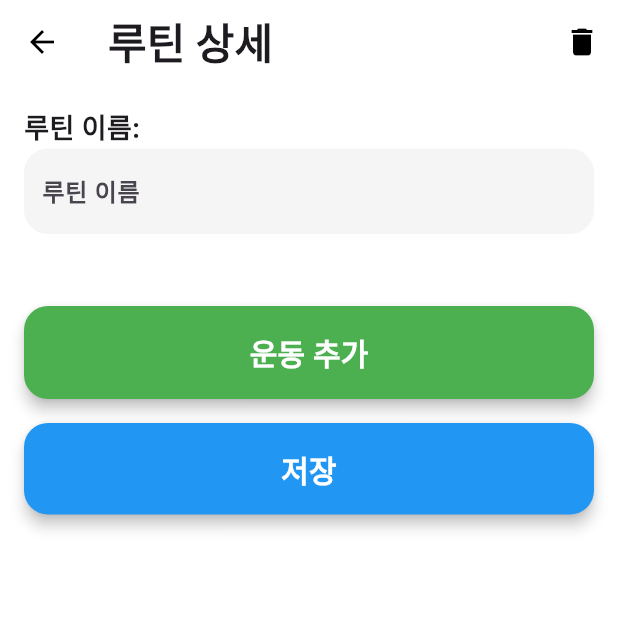
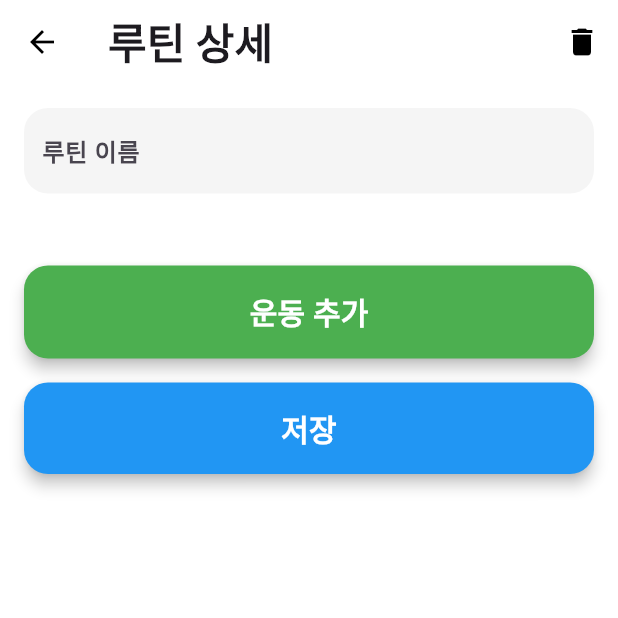
Before and after one commit to CBNU-younghun/OSS-TeamProject-app, a Flutter app: the RoutineDetailPage screen opened directly with empty values, on a phone screen of 412 x 824 dp, the top half of it. Run offline on Flutter 3.47's test engine with Material 3 defaults, Android fonts, the phone set to English and light mode, and no system bars; our stand-ins replace fl_chart, flutter_neumorphic_plus, font_awesome_flutter, shared_preferences, video_player; accounts and stored records are empty; Roboto replaces fonts that are missing (Bebas Neue).

Commit message:
디자인 변경: 충복되는 글자 삭제 "루틴 이름:" 아래에 "루틴 이름"과 중복되어 삭제

```diff
--- a/lib/routine/routine_detail_page.dart
+++ b/lib/routine/routine_detail_page.dart
@@ -113,14 +113,6 @@ class _RoutineDetailPageState extends State<RoutineDetailPage> {
         padding: EdgeInsets.all(16.0), // 전체 패딩 설정
         child: ListView(
           children: [
-            Text(
-              '루틴 이름:', // 루틴 이름 레이블
-              style: TextStyle(
-                fontFamily: 'Roboto', // 폰트 설정
-                fontSize: 18.0, // 글자 크기 설정
-                fontWeight: FontWeight.bold, // 글자 두께 설정
-              ),
-            ),
             _buildTextField(
               controller: nameController, // 루틴 이름 텍스트 필드 컨트롤러 연결
               label: '루틴 이름', // 텍스트 필드 라벨
```
